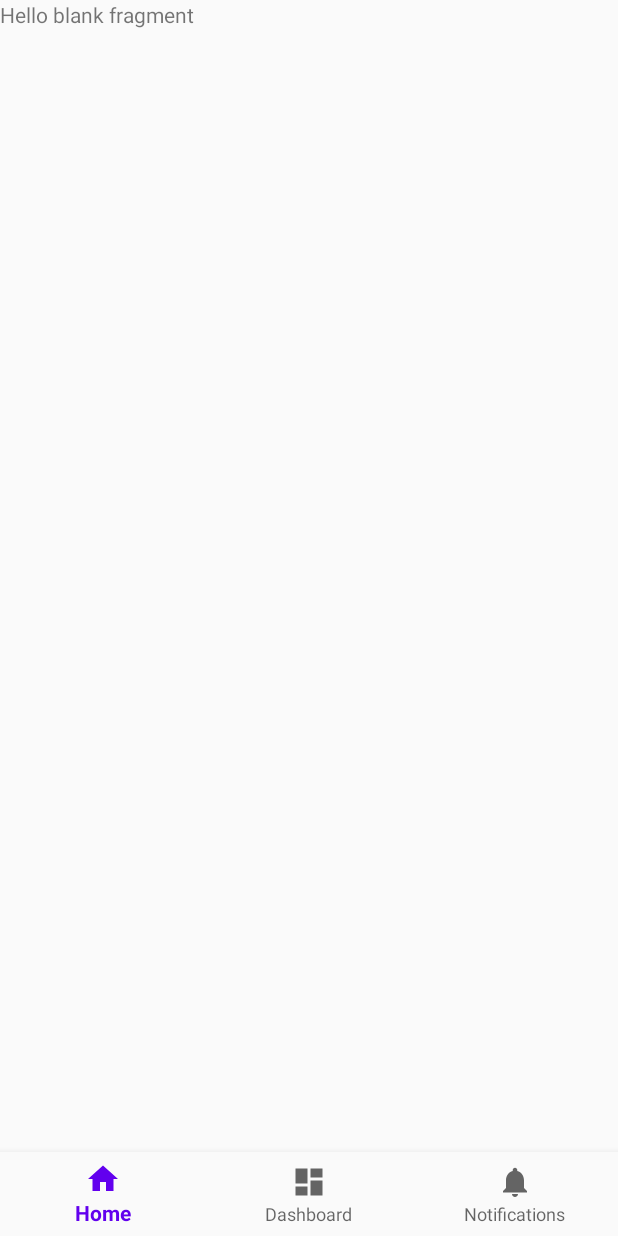
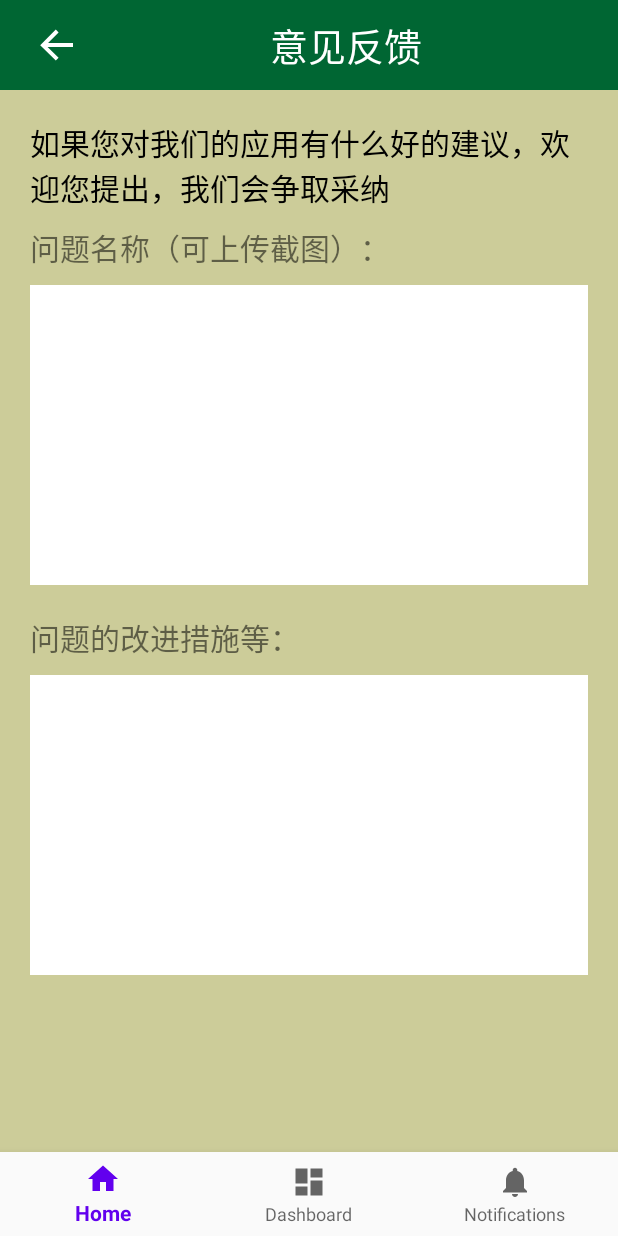
Before and after one commit to sekaiiiii/BUCTCS1703SECD, an Android app: the FeedBack screen opened through its navigation route, on a phone screen of 412 x 824 dp. Run offline under Robolectric (Android 15) with nearby library versions, the phone set to English and light mode, and no system bars; our stand-ins replace navigation-ui.

Commit message:
意见反馈页面布局

```diff
--- a/Museum Navigation System/museumguide/app/src/main/res/layout/fragment_feed_back.xml
+++ b/Museum Navigation System/museumguide/app/src/main/res/layout/fragment_feed_back.xml
@@ -1,14 +1,84 @@
 <?xml version="1.0" encoding="utf-8"?>
+<?意见反馈界面?>
 <FrameLayout xmlns:android="http://schemas.android.com/apk/res/android"
     xmlns:tools="http://schemas.android.com/tools"
     android:layout_width="match_parent"
     android:layout_height="match_parent"
     tools:context=".ui.FragmentForUsers.FeedBack">
 
-    <!-- TODO: Update blank fragment layout -->
-    <TextView
+    <LinearLayout
+        android:layout_width="match_parent"
+        android:layout_height="60dp"
+        android:background="#006633">
+
+        <Button
+            android:id="@+id/bt_backup"
+            android:layout_width="50dp"
+            android:layout_height="match_parent"
+            android:background="#00000000"
+            android:drawableRight="@drawable/ic_fanhui" />
+
+        <TextView
+            android:layout_width="match_parent"
+            android:layout_height="match_parent"
+            android:gravity="center"
+            android:text="意见反馈"
+            android:textColor="#FFFFFF"
+            android:textSize="25dp" />
+
+    </LinearLayout>
+
+    <LinearLayout
         android:layout_width="match_parent"
         android:layout_height="match_parent"
-        android:text="@string/hello_blank_fragment" />
+        android:layout_marginTop="60dp"
+        android:background="#CCCC99"
+        android:orientation="vertical">
+
+        <TextView
+            android:layout_width="match_parent"
+            android:layout_height="70dp"
+            android:layout_marginLeft="20dp"
+            android:layout_marginTop="20dp"
+            android:layout_marginRight="20dp"
+            android:gravity="left"
+            android:text="如果您对我们的应用有什么好的建议，欢迎您提出，我们会争取采纳"
+            android:textColor="#000000"
+            android:textSize="20dp" />
+
+        <TextView
+            android:layout_width="match_parent"
+            android:layout_height="40dp"
+            android:layout_marginLeft="20dp"
+            android:layout_marginRight="20dp"
+            android:text="问题名称（可上传截图）："
+            android:textSize="20dp" />
+
+        <EditText
+            android:id="@+id/etext_issue"
+            android:layout_width="match_parent"
+            android:layout_height="200dp"
+            android:layout_marginLeft="20dp"
+            android:layout_marginRight="20dp"
+            android:background="#FFF" />
+
+        <TextView
+            android:layout_width="match_parent"
+            android:layout_height="40dp"
+            android:layout_marginLeft="20dp"
+            android:layout_marginTop="20dp"
+            android:layout_marginRight="20dp"
+            android:text="问题的改进措施等："
+            android:textSize="20dp" />
+
+        <EditText
+            android:id="@+id/etext_meassure"
+            android:layout_width="match_parent"
+            android:layout_height="200dp"
+            android:layout_marginLeft="20dp"
+            android:layout_marginRight="20dp"
+            android:background="#FFFFFF" />
+    </LinearLayout>
+
 
 </FrameLayout>
```
